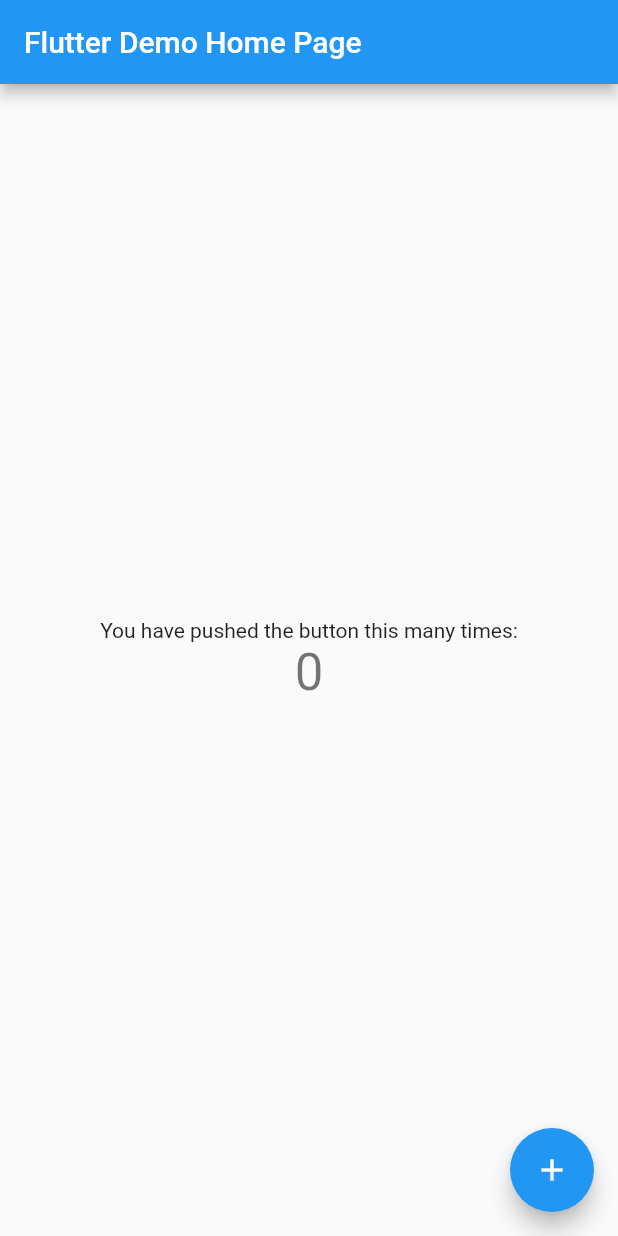
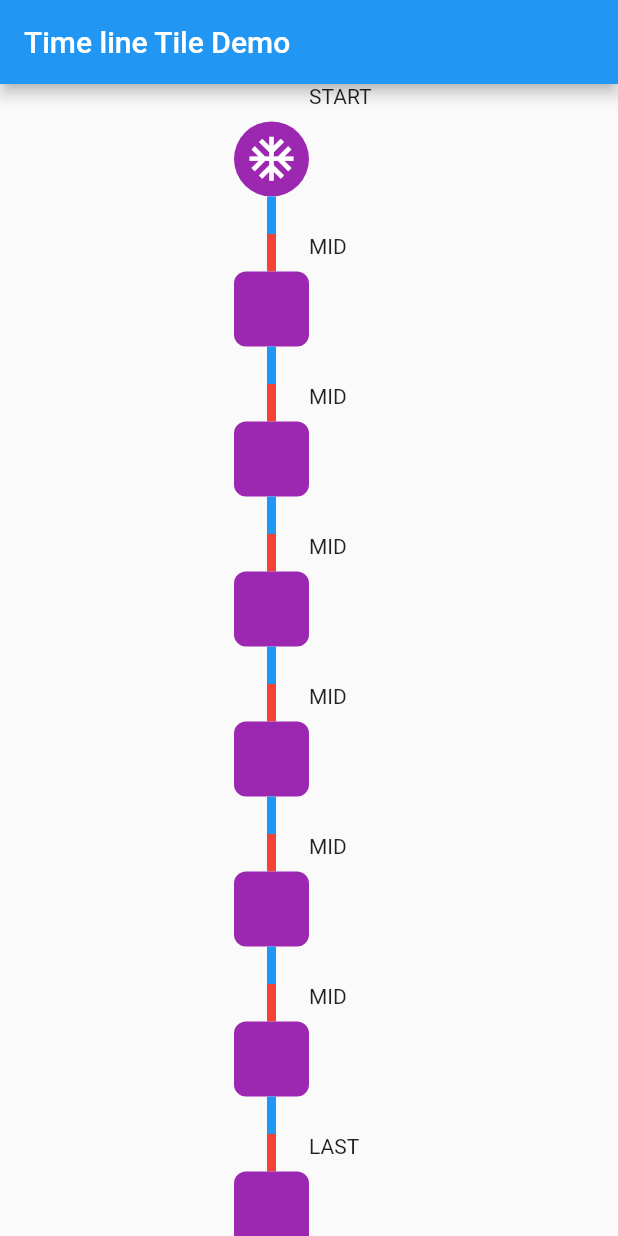
Before and after one commit to chaiyaphat20/flutter_timeline_example, a Flutter app: the screen it shows after launch, on a phone screen of 412 x 824 dp. Run offline on Flutter 3.47's test engine with Material 2 defaults, Android fonts, the phone set to English and light mode, and no system bars; drawn by our look-alikes of timeline_tile.

Commit message:
feat: update timeline

```diff
--- /dev/null
+++ b/lib/main copy.dart
@@ -0,0 +1,90 @@
+import 'dart:developer';
+
+import 'package:flutter/material.dart';
+import 'package:timeline_tile/timeline_tile.dart';
+
+void main() {
+  runApp(const MyApp());
+}
+
+class MyApp extends StatelessWidget {
+  const MyApp({super.key});
+
+  // This widget is the root of your application.
+  @override
+  Widget build(BuildContext context) {
+    return MaterialApp(
+      debugShowCheckedModeBanner: false,
+      home: MainPage(),
+    );
+  }
+}
+
+class MainPage extends StatelessWidget {
+  const MainPage({super.key});
+
+  @override
+  Widget build(BuildContext context) {
+    return Scaffold(
+      appBar: AppBar(
+        title: Text("Time line Tile Demo"),
+      ),
+      body: Column(
+        children: [
+          SizedBox(
+            width: 100,
+            height: 50,
+            child: TimelineTile(
+              endChild: Text("END"),
+              isFirst: true,
+              alignment: TimelineAlign.manual,
+              lineXY: 0,
+              beforeLineStyle: LineStyle(color: Colors.red, thickness: 6),
+              afterLineStyle: LineStyle(color: Colors.blue, thickness: 6),
+            ),
+          ),
+          SizedBox(
+            width: 100,
+            child: TimelineDivider(
+              thickness: 6,
+              color: Colors.green,
+              begin: 0.12,
+              end: 0.88,
+            ),
+          ),
+          SizedBox(
+            width: 100,
+            height: 50,
+            child: TimelineTile(
+              beforeLineStyle: LineStyle(color: Colors.red, thickness: 6),
+              afterLineStyle: LineStyle(color: Colors.blue, thickness: 6),
+              alignment: TimelineAlign.manual,
+              lineXY: 1,
+            ),
+          ),
+          SizedBox(
+            width: 100,
+            child: TimelineDivider(
+              thickness: 6,
+              color: Colors.green,
+              begin: 0.12,
+              end: 0.88,
+            ),
+          ),
+          SizedBox(
+            width: 100,
+            height: 50,
+            child: TimelineTile(
+              endChild: Text("LAST"),
+              alignment: TimelineAlign.manual,
+              beforeLineStyle: LineStyle(color: Colors.red, thickness: 6),
+              afterLineStyle: LineStyle(color: Colors.blue, thickness: 6),
+              lineXY: 0,
+              isLast: true,
+            ),
+          ),
+        ],
+      ),
+    );
+  }
+}
--- a/lib/main.dart
+++ b/lib/main.dart
@@ -1,4 +1,7 @@
+import 'dart:developer';
+
 import 'package:flutter/material.dart';
+import 'package:timeline_tile/timeline_tile.dart';
 
 void main() {
   runApp(const MyApp());
@@ -11,105 +14,187 @@ class MyApp extends StatelessWidget {
   @override
   Widget build(BuildContext context) {
     return MaterialApp(
-      title: 'Flutter Demo',
-      theme: ThemeData(
-        // This is the theme of your application.
-        //
-        // Try running your application with "flutter run". You'll see the
-        // application has a blue toolbar. Then, without quitting the app, try
-        // changing the primarySwatch below to Colors.green and then invoke
-        // "hot reload" (press "r" in the console where you ran "flutter run",
-        // or simply save your changes to "hot reload" in a Flutter IDE).
-        // Notice that the counter didn't reset back to zero; the application
-        // is not restarted.
-        primarySwatch: Colors.blue,
-      ),
-      home: const MyHomePage(title: 'Flutter Demo Home Page'),
+      debugShowCheckedModeBanner: false,
+      home: MainPage(),
     );
   }
 }
 
-class MyHomePage extends StatefulWidget {
-  const MyHomePage({super.key, required this.title});
-
-  // This widget is the home page of your application. It is stateful, meaning
-  // that it has a State object (defined below) that contains fields that affect
-  // how it looks.
-
-  // This class is the configuration for the state. It holds the values (in this
-  // case the title) provided by the parent (in this case the App widget) and
-  // used by the build method of the State. Fields in a Widget subclass are
-  // always marked "final".
-
-  final String title;
-
-  @override
-  State<MyHomePage> createState() => _MyHomePageState();
-}
-
-class _MyHomePageState extends State<MyHomePage> {
-  int _counter = 0;
-
-  void _incrementCounter() {
-    setState(() {
-      // This call to setState tells the Flutter framework that something has
-      // changed in this State, which causes it to rerun the build method below
-      // so that the display can reflect the updated values. If we changed
-      // _counter without calling setState(), then the build method would not be
-      // called again, and so nothing would appear to happen.
-      _counter++;
-    });
-  }
+class MainPage extends StatelessWidget {
+  const MainPage({super.key});
 
   @override
   Widget build(BuildContext context) {
-    // This method is rerun every time setState is called, for instance as done
-    // by the _incrementCounter method above.
-    //
-    // The Flutter framework has been optimized to make rerunning build methods
-    // fast, so that you can just rebuild anything that needs updating rather
-    // than having to individually change instances of widgets.
     return Scaffold(
       appBar: AppBar(
-        // Here we take the value from the MyHomePage object that was created by
-        // the App.build method, and use it to set our appbar title.
-        title: Text(widget.title),
+        title: Text("Time line Tile Demo"),
       ),
       body: Center(
-        // Center is a layout widget. It takes a single child and positions it
-        // in the middle of the parent.
-        child: Column(
-          // Column is also a layout widget. It takes a list of children and
-          // arranges them vertically. By default, it sizes itself to fit its
-          // children horizontally, and tries to be as tall as its parent.
-          //
-          // Invoke "debug painting" (press "p" in the console, choose the
-          // "Toggle Debug Paint" action from the Flutter Inspector in Android
-          // Studio, or the "Toggle Debug Paint" command in Visual Studio Code)
-          // to see the wireframe for each widget.
-          //
-          // Column has various properties to control how it sizes itself and
-          // how it positions its children. Here we use mainAxisAlignment to
-          // center the children vertically; the main axis here is the vertical
-          // axis because Columns are vertical (the cross axis would be
-          // horizontal).
-          mainAxisAlignment: MainAxisAlignment.center,
-          children: <Widget>[
-            const Text(
-              'You have pushed the button this many times:',
-            ),
-            Text(
-              '$_counter',
-              style: Theme.of(context).textTheme.headlineMedium,
-            ),
-          ],
+        child: SingleChildScrollView(
+          scrollDirection: Axis.vertical,
+          child: Column(
+            mainAxisAlignment: MainAxisAlignment.center,
+            children: [
+              SizedBox(
+                width: 100,
+                height: 100,
+                child: TimelineTile(
+                  endChild: Text("START"),
+                  beforeLineStyle: LineStyle(color: Colors.red, thickness: 6),
+                  afterLineStyle: LineStyle(color: Colors.blue, thickness: 6),
+                  isFirst: true,
+                  indicatorStyle: IndicatorStyle(
+                      color: Colors.purple,
+                      width: 50,
+                      iconStyle: IconStyle(
+                          iconData: Icons.ac_unit, color: Colors.white)),
+                ),
+              ),
+              SizedBox(
+                width: 100,
+                height: 100,
+                child: TimelineTile(
+                  endChild: Text("MID"),
+                  beforeLineStyle: LineStyle(color: Colors.red, thickness: 6),
+                  afterLineStyle: LineStyle(color: Colors.blue, thickness: 6),
+                  indicatorStyle: IndicatorStyle(
+                      color: Colors.purple,
+                      width: 50,
+                      height: 50,
+                      indicator: Container(
+                        width: 30,
+                        height: 50,
+                        decoration: BoxDecoration(
+                            color: Colors.purple,
+                            borderRadius: BorderRadius.circular(8)),
+                      )),
+                ),
+              ),
+              SizedBox(
+                width: 100,
+                height: 100,
+                child: TimelineTile(
+                  endChild: Text("MID"),
+                  beforeLineStyle: LineStyle(color: Colors.red, thickness: 6),
+                  afterLineStyle: LineStyle(color: Colors.blue, thickness: 6),
+                  indicatorStyle: IndicatorStyle(
+                      color: Colors.purple,
+                      width: 50,
+                      height: 50,
+                      indicator: Container(
+                        width: 30,
+                        height: 50,
+                        decoration: BoxDecoration(
+                            color: Colors.purple,
+                            borderRadius: BorderRadius.circular(8)),
+                      )),
+                ),
+              ),
+              SizedBox(
+                width: 100,
+                height: 100,
+                child: TimelineTile(
+                  endChild: Text("MID"),
+                  beforeLineStyle: LineStyle(color: Colors.red, thickness: 6),
+                  afterLineStyle: LineStyle(color: Colors.blue, thickness: 6),
+                  indicatorStyle: IndicatorStyle(
+                      color: Colors.purple,
+                      width: 50,
+                      height: 50,
+                      indicator: Container(
+                        width: 30,
+                        height: 50,
+                        decoration: BoxDecoration(
+                            color: Colors.purple,
+                            borderRadius: BorderRadius.circular(8)),
+                      )),
+                ),
+              ),
+              SizedBox(
+                width: 100,
+                height: 100,
+                child: TimelineTile(
+                  endChild: Text("MID"),
+                  beforeLineStyle: LineStyle(color: Colors.red, thickness: 6),
+                  afterLineStyle: LineStyle(color: Colors.blue, thickness: 6),
+                  indicatorStyle: IndicatorStyle(
+                      color: Colors.purple,
+                      width: 50,
+                      height: 50,
+                      indicator: Container(
+                        width: 30,
+                        height: 50,
+                        decoration: BoxDecoration(
+                            color: Colors.purple,
+                            borderRadius: BorderRadius.circular(8)),
+                      )),
+                ),
+              ),
+              SizedBox(
+                width: 100,
+                height: 100,
+                child: TimelineTile(
+                  endChild: Text("MID"),
+                  beforeLineStyle: LineStyle(color: Colors.red, thickness: 6),
+                  afterLineStyle: LineStyle(color: Colors.blue, thickness: 6),
+                  indicatorStyle: IndicatorStyle(
+                      color: Colors.purple,
+                      width: 50,
+                      height: 50,
+                      indicator: Container(
+                        width: 30,
+                        height: 50,
+                        decoration: BoxDecoration(
+                            color: Colors.purple,
+                            borderRadius: BorderRadius.circular(8)),
+                      )),
+                ),
+              ),
+              SizedBox(
+                width: 100,
+                height: 100,
+                child: TimelineTile(
+                  endChild: Text("MID"),
+                  beforeLineStyle: LineStyle(color: Colors.red, thickness: 6),
+                  afterLineStyle: LineStyle(color: Colors.blue, thickness: 6),
+                  indicatorStyle: IndicatorStyle(
+                      color: Colors.purple,
+                      width: 50,
+                      height: 50,
+                      indicator: Container(
+                        width: 30,
+                        height: 50,
+                        decoration: BoxDecoration(
+                            color: Colors.purple,
+                            borderRadius: BorderRadius.circular(8)),
+                      )),
+                ),
+              ),
+              SizedBox(
+                width: 100,
+                height: 100,
+                child: TimelineTile(
+                  endChild: Text("LAST"),
+                  beforeLineStyle: LineStyle(color: Colors.red, thickness: 6),
+                  afterLineStyle: LineStyle(color: Colors.blue, thickness: 6),
+                  isLast: true,
+                  indicatorStyle: IndicatorStyle(
+                      color: Colors.purple,
+                      width: 50,
+                      height: 50,
+                      indicator: Container(
+                        width: 30,
+                        height: 50,
+                        decoration: BoxDecoration(
+                            color: Colors.purple,
+                            borderRadius: BorderRadius.circular(8)),
+                      )),
+                ),
+              )
+            ],
+          ),
         ),
       ),
-      floatingActionButton: FloatingActionButton(
-        onPressed: _incrementCounter,
-        tooltip: 'Increment',
-        child: const Icon(Icons.add),
-      ), // This trailing comma makes auto-formatting nicer for build methods.
     );
   }
 }
```
